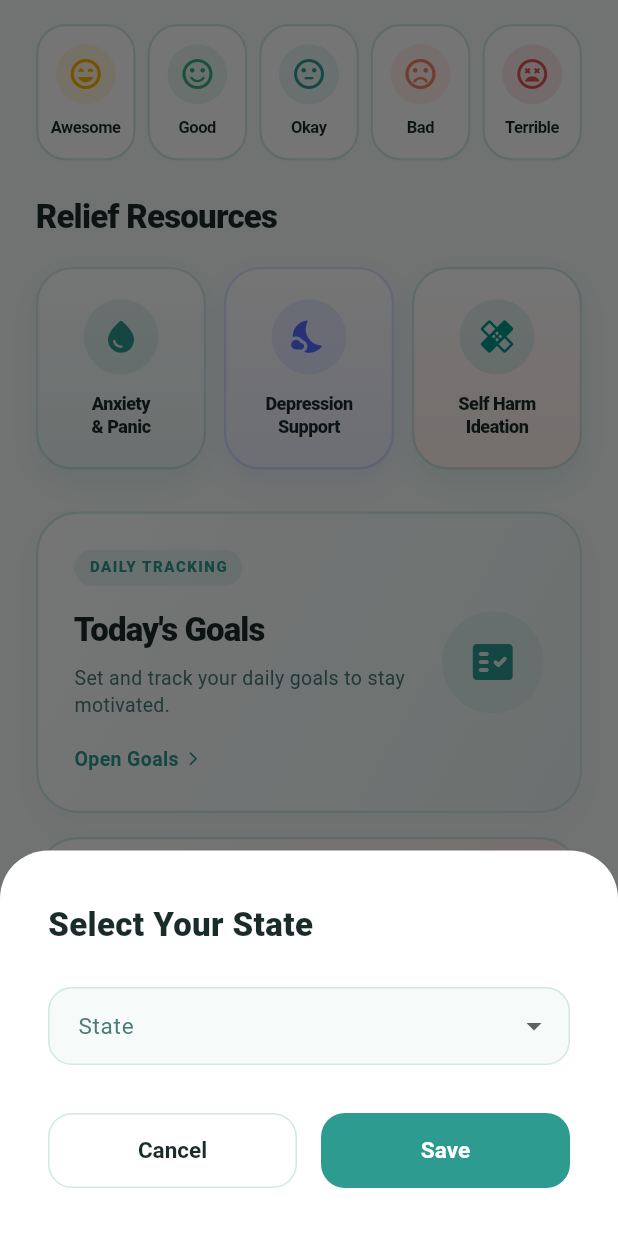
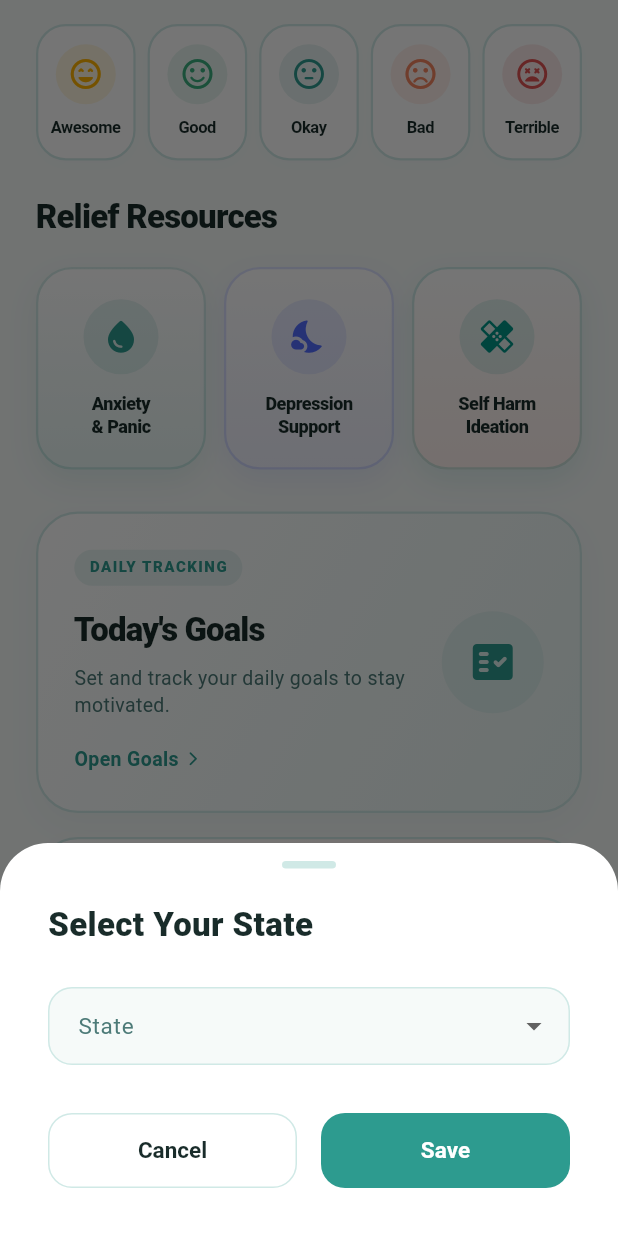
Before and after one commit to GeetishM/MindSarthi, a Flutter app: the screen it shows once a user with an empty profile is signed in, scrolled down 395 dp, after a tap on "Use State Helpline", on a phone screen of 412 x 824 dp. Run offline on Flutter 3.47's test engine with Material 3 defaults, Android fonts, the phone set to English and light mode, and no system bars; drawn by our look-alikes of toastification; our stand-ins replace cloud_firestore, firebase_auth, firebase_core, firebase_messaging, flutter_local_notifications, flutter_markdown and 18 more; missing offline and left inert: flutter_sound; accounts and stored records are empty.

```diff
--- a/lib/features/personal_user/screens/1homepage/home.dart
+++ b/lib/features/personal_user/screens/1homepage/home.dart
@@ -663,10 +663,20 @@ class _HomePageState extends State<HomePage> with TickerProviderStateMixin {
             color: isDark ? AppColors.darkSurface : AppColors.surface,
             borderRadius: const BorderRadius.vertical(top: Radius.circular(32)),
           ),
-          padding: const EdgeInsets.all(32),
+          padding: const EdgeInsets.fromLTRB(32, 12, 32, 32),
           child: Column(
             mainAxisSize: MainAxisSize.min,
             children: [
+              // Drag Handle
+              Container(
+                width: 36,
+                height: 5,
+                decoration: BoxDecoration(
+                  color: isDark ? AppColors.darkBorder : AppColors.border,
+                  borderRadius: BorderRadius.circular(10),
+                ),
+              ),
+              const SizedBox(height: 20),
               Container(
                 padding: const EdgeInsets.all(16),
                 decoration: BoxDecoration(
@@ -816,11 +826,22 @@ class _HomePageState extends State<HomePage> with TickerProviderStateMixin {
                 top: Radius.circular(32),
               ),
             ),
-            padding: const EdgeInsets.all(32),
+            padding: const EdgeInsets.fromLTRB(32, 12, 32, 32),
             child: Column(
               mainAxisSize: MainAxisSize.min,
               crossAxisAlignment: CrossAxisAlignment.start,
               children: [
+                Center(
+                  child: Container(
+                    width: 36,
+                    height: 5,
+                    decoration: BoxDecoration(
+                      color: isDark ? AppColors.darkBorder : AppColors.border,
+                      borderRadius: BorderRadius.circular(10),
+                    ),
+                  ),
+                ),
+                const SizedBox(height: 20),
                 Text(
                   "Select Your State",
                   style: TextStyle(
@@ -964,11 +985,22 @@ class _HomePageState extends State<HomePage> with TickerProviderStateMixin {
                 top: Radius.circular(32),
               ),
             ),
-            padding: const EdgeInsets.all(32),
+            padding: const EdgeInsets.fromLTRB(32, 12, 32, 32),
             child: Column(
               mainAxisSize: MainAxisSize.min,
               crossAxisAlignment: CrossAxisAlignment.start,
               children: [
+                Center(
+                  child: Container(
+                    width: 36,
+                    height: 5,
+                    decoration: BoxDecoration(
+                      color: isDark ? AppColors.darkBorder : AppColors.border,
+                      borderRadius: BorderRadius.circular(10),
+                    ),
+                  ),
+                ),
+                const SizedBox(height: 20),
                 Text(
                   "Emergency Contact",
                   style: TextStyle(
```
